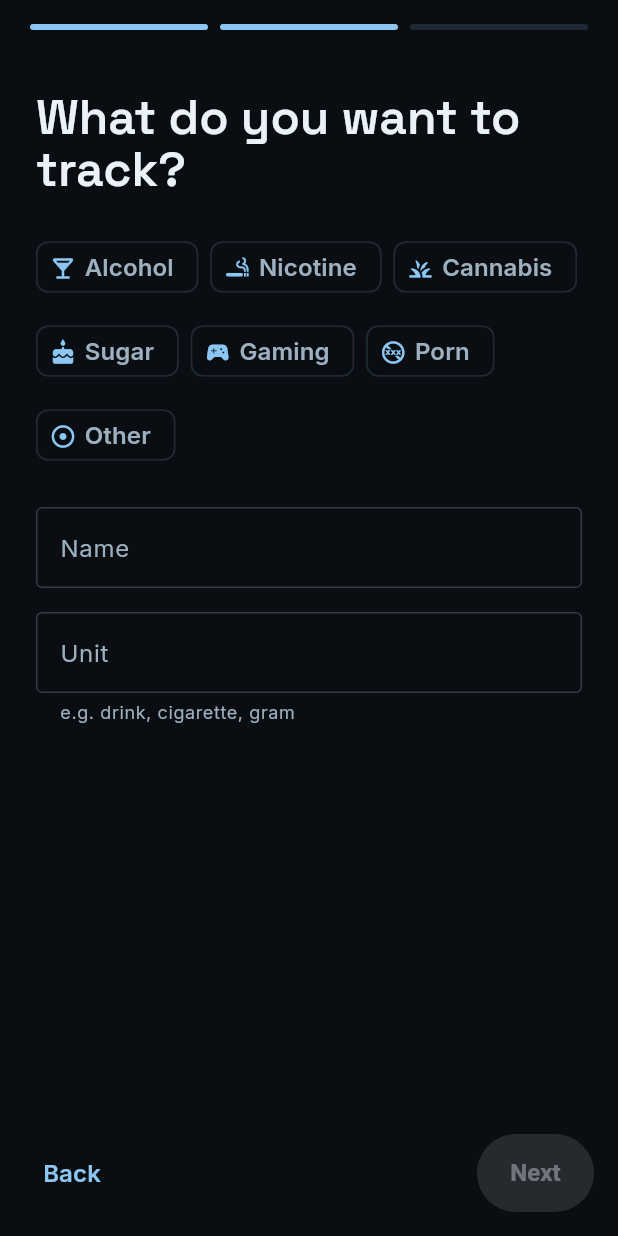
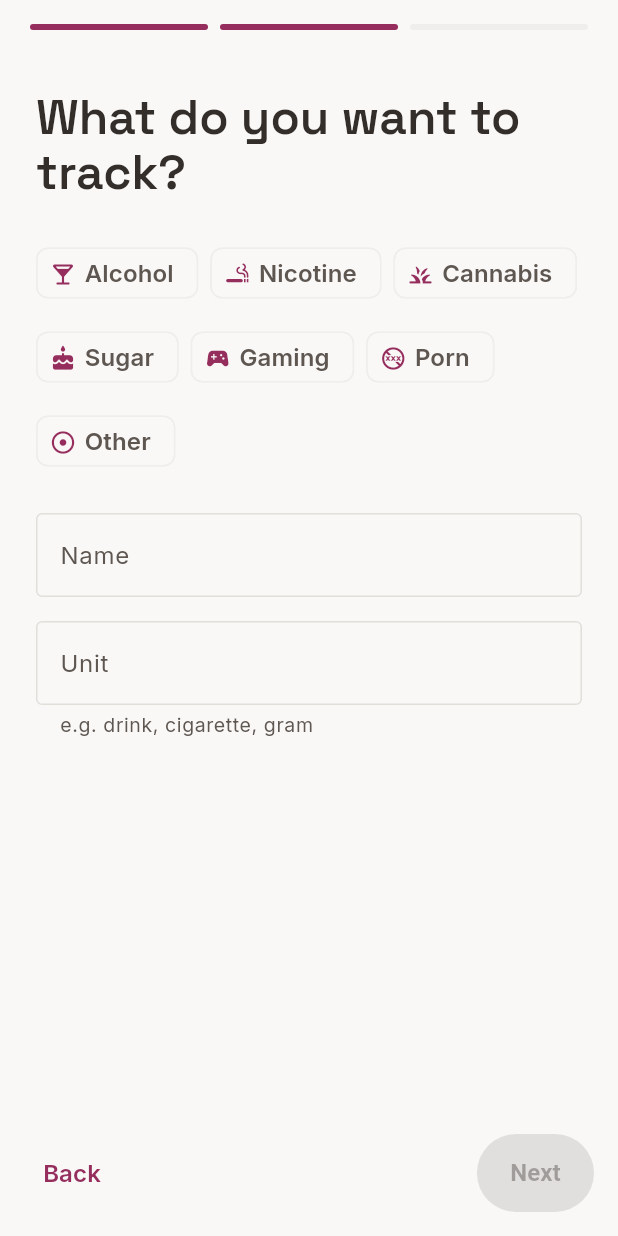
Before and after one commit to FeliceDesign/AbstinenzApp, a Flutter app: the screen it shows after launch, after a tap on "Next", on a phone screen of 412 x 824 dp. Run offline on Flutter 3.47's test engine with Material 3 defaults, Android fonts, the phone set to English and light mode, and no system bars; our stand-ins replace drift, fl_chart, flutter_local_notifications, flutter_riverpod, go_router, riverpod_annotation and 4 more; accounts and stored records are empty; generated files the repository leaves out were written again.

Commit message:
feat(phase9): rename to Chainless + light-first "dawn-berry" restyle + settings
Rename
- App is now "Chainless" everywhere user-facing (l10n title, onboarding,
  Android label, iOS display name). Package id stays clean_tracker.

Restyle (dawn-berry, per the style guide)
- tokens.dart rebuilt around a single palette (5 brand anchors + interpolated
  ends) and warm neutrals; AppColors names kept as the semantic layer so a
  palette swap only touches the palette.
- Light mode is now the default look (theme mode follows the system, with a
  manual override in settings). Interaction accent = berry (light) / sky
  (dark); achievement stays warm gold→sand; urge keeps berry.
- Cards: soft shadow in light, border in dark. Type scale tweaked (caption 13).

Settings (Phase 9, part 1)
- Settings screen: appearance (System/Light/Dark, persisted), calorie toggle,
  disclaimer + medical warning, privacy "stays on your device / no internet
  permission" note, and a double-confirmed "delete all data".
- Help & emergency-contacts screen (tap to dial), reachable from More/Settings.
- DataRepository.wipeAll(); persisted ThemeModeSetting notifier.

Co-Authored-By: Claude Opus 4.8 <noreply@anthropic.com>
Claude-Session: https://claude.ai/code/session_01J1wMTs4U292LZgDgP6oVDP

```diff
--- a/lib/app/app.dart
+++ b/lib/app/app.dart
@@ -3,12 +3,9 @@ import 'package:flutter_riverpod/flutter_riverpod.dart';
 
 import '../core/theme/app_theme.dart';
 import '../features/onboarding/domain/onboarding_gate.dart';
+import '../features/settings/presentation/settings_providers.dart';
 import '../l10n/app_localizations.dart';
 import 'router.dart';
-
-/// App-wide theme mode. Dark is the design default; persistence to
-/// shared_preferences is wired up in the settings phase.
-final themeModeProvider = StateProvider<ThemeMode>((ref) => ThemeMode.dark);
 
 /// The router is created once and kept alive for the app's lifetime.
 final routerProvider = Provider((ref) {
@@ -20,7 +17,7 @@ class CleanTrackerApp extends ConsumerWidget {
 
   @override
   Widget build(BuildContext context, WidgetRef ref) {
-    final ThemeMode mode = ref.watch(themeModeProvider);
+    final ThemeMode mode = ref.watch(themeModeSettingProvider);
     return MaterialApp.router(
       onGenerateTitle: (context) => AppLocalizations.of(context).appTitle,
       debugShowCheckedModeBanner: false,
--- a/lib/app/router.dart
+++ b/lib/app/router.dart
@@ -15,6 +15,8 @@ import '../features/motivation/presentation/future_letter_screen.dart';
 import '../features/motivation/presentation/motivation_screen.dart';
 import '../features/relapse/presentation/relapse_flow_screen.dart';
 import '../features/savings/presentation/calories_screen.dart';
+import '../features/settings/presentation/help_screen.dart';
+import '../features/settings/presentation/settings_screen.dart';
 import '../features/savings/presentation/savings_screen.dart';
 import '../features/stats/presentation/stats_screen.dart';
 import '../features/urge/presentation/urge_fab.dart';
@@ -94,6 +96,14 @@ GoRouter buildRouter(OnboardingGate gate) {
       GoRoute(
         path: '/milestones',
         builder: (context, state) => const MilestonesScreen(),
+      ),
+      GoRoute(
+        path: '/settings',
+        builder: (context, state) => const SettingsScreen(),
+      ),
+      GoRoute(
+        path: '/help',
+        builder: (context, state) => const HelpScreen(),
       ),
       StatefulShellRoute.indexedStack(
         builder: (context, state, navigationShell) =>
--- a/lib/core/theme/app_theme.dart
+++ b/lib/core/theme/app_theme.dart
@@ -4,16 +4,34 @@ import 'tokens.dart';
 
 /// Builds the app's [ThemeData] for light and dark.
 ///
-/// Rationale: `useMaterial3: true` is on, but the [ColorScheme] is defined by
-/// hand rather than via `ColorScheme.fromSeed`. Seed generation would tonally
-/// shift our fixed brand hexes and break the exact palette the designer
-/// specified, so we map each role explicitly. Trade-off: more verbose and we
-/// lose Material's automatic tonal harmony, but colour fidelity wins here.
+/// The "dawn-berry" system is **light-first**: light is the default look, dark
+/// is a full-featured option. The [ColorScheme] is mapped by hand from the
+/// semantic tokens (no `ColorScheme.fromSeed`, which would tonally shift the
+/// fixed palette). Interaction is the accent — berry in light, sky in dark;
+/// achievement stays warm (gold/sand); the urge flow keeps berry as its signal.
 class AppTheme {
   const AppTheme._();
 
+  static ThemeData light() => _build(
+        brightness: Brightness.light,
+        isLight: true,
+        bgBase: AppColors.lightBgBase,
+        surface: AppColors.lightBgSurface,
+        surfaceRaised: AppColors.lightBgSurfaceRaised,
+        surfaceHigh: AppColors.lightBgSurfaceHigh,
+        outline: AppColors.lightOutline,
+        outlineSubtle: AppColors.lightOutlineSubtle,
+        textPrimary: AppColors.lightTextPrimary,
+        textSecondary: AppColors.lightTextSecondary,
+        // Accent is berry in light mode (primary actions, links, active nav).
+        primary: AppColors.brandBerry,
+        onPrimary: AppColors.lightBgSurface,
+        scrim: AppColors.lightScrim,
+      );
+
   static ThemeData dark() => _build(
         brightness: Brightness.dark,
+        isLight: false,
         bgBase: AppColors.darkBgBase,
         surface: AppColors.darkBgSurface,
         surfaceRaised: AppColors.darkBgSurfaceRaised,
@@ -22,30 +40,15 @@ class AppTheme {
         outlineSubtle: AppColors.darkOutlineSubtle,
         textPrimary: AppColors.darkTextPrimary,
         textSecondary: AppColors.darkTextSecondary,
+        // Berry goes muddy on a dark ground, so the accent moves to sky.
         primary: AppColors.brandSky,
         onPrimary: AppColors.darkBgBase,
         scrim: AppColors.darkScrim,
       );
 
-  static ThemeData light() => _build(
-        brightness: Brightness.light,
-        bgBase: AppColors.lightBgBase,
-        surface: AppColors.lightBgSurface,
-        surfaceRaised: AppColors.lightBgSurfaceRaised,
-        surfaceHigh: AppColors.lightBgSurfaceHigh,
-        outline: AppColors.lightOutline,
-        outlineSubtle: AppColors.lightOutlineSubtle,
-        textPrimary: AppColors.lightTextPrimary,
-        textSecondary: AppColors.lightTextSecondary,
-        // brandSky is too light for text/icons on a light background, so the
-        // interactive role uses the darkened variant there.
-        primary: AppColors.brandSkyOnLight,
-        onPrimary: Colors.white,
-        scrim: AppColors.lightScrim,
-      );
-
   static ThemeData _build({
     required Brightness brightness,
+    required bool isLight,
     required Color bgBase,
     required Color surface,
     required Color surfaceRaised,
@@ -83,6 +86,20 @@ class AppTheme {
 
     final TextTheme textTheme = _textTheme(textPrimary, textSecondary);
 
+    // Light: a soft shadow, no hard border. Dark: a border, no shadow.
+    final CardThemeData cardTheme = CardThemeData(
+      color: surface,
+      surfaceTintColor: Colors.transparent,
+      elevation: isLight ? 1 : 0,
+      shadowColor: isLight ? const Color(0x14000000) : Colors.transparent,
+      shape: RoundedRectangleBorder(
+        borderRadius: BorderRadius.circular(AppRadius.lg),
+        side: isLight
+            ? BorderSide.none
+            : BorderSide(color: outlineSubtle),
+      ),
+    );
+
     return ThemeData(
       useMaterial3: true,
       brightness: brightness,
@@ -99,15 +116,7 @@ class AppTheme {
         centerTitle: false,
         titleTextStyle: textTheme.titleLarge,
       ),
-      cardTheme: CardThemeData(
-        color: surfaceRaised,
-        surfaceTintColor: Colors.transparent,
-        elevation: 0,
-        shape: RoundedRectangleBorder(
-          borderRadius: BorderRadius.circular(AppRadius.lg),
-          side: BorderSide(color: outlineSubtle),
-        ),
-      ),
+      cardTheme: cardTheme,
       dividerTheme: DividerThemeData(color: outlineSubtle, thickness: 1),
       navigationBarTheme: NavigationBarThemeData(
         backgroundColor: surface,
@@ -145,13 +154,13 @@ class AppTheme {
   }
 
   /// Type scale: display 56 / h1 32 / h2 24 / h3 20 / body 16 / bodySm 14 /
-  /// caption 12. Line height 1.0 for display, 1.4 for running text.
+  /// caption 13. Line height 1.05 for display, 1.5 for running text.
   static TextTheme _textTheme(Color primary, Color secondary) {
     return TextTheme(
       displayLarge: TextStyle(
         fontFamily: AppFonts.display,
         fontSize: 56,
-        height: 1.0,
+        height: 1.05,
         fontWeight: FontWeight.w600,
         color: primary,
         fontFeatures: AppFonts.tabular,
@@ -159,7 +168,7 @@ class AppTheme {
       headlineLarge: TextStyle(
         fontFamily: AppFonts.display,
         fontSize: 32,
-        height: 1.1,
+        height: 1.15,
         fontWeight: FontWeight.w600,
         color: primary,
       ),
@@ -173,19 +182,19 @@ class AppTheme {
       titleLarge: TextStyle(
         fontFamily: AppFonts.display,
         fontSize: 20,
-        height: 1.2,
+        height: 1.3,
         fontWeight: FontWeight.w600,
         color: primary,
       ),
       bodyLarge: TextStyle(
         fontSize: 16,
-        height: 1.4,
+        height: 1.5,
         fontWeight: FontWeight.w400,
         color: primary,
       ),
       bodyMedium: TextStyle(
         fontSize: 14,
-        height: 1.4,
+        height: 1.5,
         fontWeight: FontWeight.w400,
         color: secondary,
       ),
@@ -196,13 +205,13 @@ class AppTheme {
         color: primary,
       ),
       labelMedium: TextStyle(
-        fontSize: 12,
+        fontSize: 13,
         height: 1.0,
         fontWeight: FontWeight.w500,
         color: secondary,
       ),
       bodySmall: TextStyle(
-        fontSize: 12,
+        fontSize: 13,
         height: 1.4,
         fontWeight: FontWeight.w400,
         color: secondary,
--- a/lib/core/theme/tokens.dart
+++ b/lib/core/theme/tokens.dart
@@ -1,82 +1,112 @@
 import 'package:flutter/widgets.dart';
 
-/// Central design tokens for the app.
+/// Central design tokens.
 ///
-/// Rationale: the client is a media designer and explicitly does not want the
-/// Material default look. Every colour, radius and spacing value lives here so
-/// widgets never contain colour literals or magic numbers. This is the single
-/// source of truth for the brand.
+/// This is the "dawn-berry" system (see the style guide): **light-mode first**,
+/// warm neutrals, and a swappable palette. Everything colourful is derived from
+/// a single [_Palette] (the raw scale + warm neutrals); the [AppColors] members
+/// below are the *semantic* names widgets use, so a palette swap only touches
+/// [_Palette]. Interaction is the berry accent; achievement stays warm (gold →
+/// sand); the urge flow keeps berry as its focused signal.
 ///
-/// WCAG AA contrast notes (verified against the neutrals below):
-///  - textPrimary (#EAF2F8) on bgSurfaceRaised (#1A232E) -> ~13.9:1 (AAA)
-///  - textSecondary (#9DB0C0) on bgSurfaceRaised (#1A232E) -> ~6.8:1 (AA)
-///  - dark text (#10171F) on brandGold (#F2D197) -> ~13.3:1 (AAA)
-///  - dark text (#10171F) on brandSand (#E9BA90) -> ~11.6:1 (AAA)
-///  - white (#EAF2F8) on brandBerry (#952D5D) -> ~6.4:1 (AA)
+/// WCAG AA notes (light mode, the default):
+///  - textPrimary (#332E2A) on bg (#F9F8F7) -> ~11.6:1 (AAA)
+///  - textSecondary (#5E5650) on surface (#FFFFFF) -> ~7.0:1 (AA)
+///  - white (#FFFFFF) on accent/berry (#952D5D) -> ~7.4:1 (AA)
+///  - dark text (#332E2A) on gold (#F2D197) -> ~9.9:1 (AAA)
+/// Dark mode:
+///  - textPrimary (#F9F8F7) on bg (#0F0D0C) -> ~17:1 (AAA)
+///  - dark text (#0F0D0C) on sky accent (#8CC6F2) -> ~9.7:1 (AAA)
+class _Palette {
+  const _Palette._();
+
+  // Scale — 5 brand anchors (200/300/400/500/700) + interpolated ends.
+  static const Color scale50 = Color(0xFFF7FBFD);
+  static const Color scale100 = Color(0xFFE8F5FC);
+  static const Color scale200 = Color(0xFFBCE1F6); // sky light
+  static const Color scale300 = Color(0xFF8CC6F2); // sky
+  static const Color scale400 = Color(0xFFF2D197); // gold
+  static const Color scale500 = Color(0xFFE9BA90); // sand
+  static const Color scale600 = Color(0xFFC77A6E); // warm rose
+  static const Color scale700 = Color(0xFF952D5D); // berry
+  static const Color scale800 = Color(0xFF6E2246);
+  static const Color scale900 = Color(0xFF3D1329);
+
+  // Warm neutrals (replace the old blue-tinted dark-first neutrals).
+  static const Color n0 = Color(0xFFFFFFFF);
+  static const Color n50 = Color(0xFFF9F8F7);
+  static const Color n100 = Color(0xFFF0EEEC);
+  static const Color n200 = Color(0xFFE2DEDA);
+  static const Color n400 = Color(0xFF9C948C);
+  static const Color n600 = Color(0xFF5E5650);
+  static const Color n800 = Color(0xFF332E2A);
+  static const Color n950 = Color(0xFF0F0D0C);
+}
+
 class AppColors {
   const AppColors._();
 
-  // --- Brand palette (fixed, never altered) ---------------------------------
-  /// Light surface, chart fills, onboarding illustration, light-mode tint.
-  static const Color brandSkyLight = Color(0xFFBCE1F6);
+  // --- Brand palette (semantic aliases onto the scale) ----------------------
+  /// Light sky — soft highlights, progress tracks, chart fills.
+  static const Color brandSkyLight = _Palette.scale200;
 
-  /// Primary. Interactive elements, links, focus rings, active nav items.
-  static const Color brandSky = Color(0xFF8CC6F2);
+  /// Sky — the dark-mode accent (interaction).
+  static const Color brandSky = _Palette.scale300;
 
-  /// Darkened primary for light mode (brandSky is too light for text there).
-  /// Derived from brandSky keeping hue, per design directive.
+  /// Darkened sky for the rare "sky as text on a light surface" need.
   static const Color brandSkyOnLight = Color(0xFF2B7FBF);
 
-  /// Success / progress. Streak ticker, milestone rings, achieved goals.
-  static const Color brandGold = Color(0xFFF2D197);
+  /// Gold — achievement / progress. Streak ticker, milestone rings.
+  static const Color brandGold = _Palette.scale400;
 
-  /// Secondary warm. Gradient partner to gold, mood scale top, saving goals.
-  static const Color brandSand = Color(0xFFE9BA90);
+  /// Sand — warm secondary, gradient partner to gold.
+  static const Color brandSand = _Palette.scale500;
 
-  /// Signal colour, exclusively for the urge button and its flow.
-  static const Color brandBerry = Color(0xFF952D5D);
+  /// Berry — the light-mode accent (primary actions) and the urge signal.
+  static const Color brandBerry = _Palette.scale700;
 
-  /// Technical error/validation only (desaturated berry). Never for behaviour.
-  static const Color error = Color(0xFFC4576F);
+  /// Semantic status colours, fixed independent of palette.
+  static const Color success = Color(0xFF6FA97C);
+  static const Color error = Color(0xFFC7554A);
 
-  // --- Dark neutrals (default theme) ----------------------------------------
-  static const Color darkBgBase = Color(0xFF0A0E13);
-  static const Color darkBgSurface = Color(0xFF121922);
-  static const Color darkBgSurfaceRaised = Color(0xFF1A232E);
-  static const Color darkBgSurfaceHigh = Color(0xFF232F3C);
-  static const Color darkOutline = Color(0xFF2E3B49);
-  static const Color darkOutlineSubtle = Color(0xFF1F2933);
-  static const Color darkTextPrimary = Color(0xFFEAF2F8);
-  static const Color darkTextSecondary = Color(0xFF9DB0C0);
-  static const Color darkTextTertiary = Color(0xFF67788A);
+  // --- Light neutrals (default theme) ---------------------------------------
+  static const Color lightBgBase = _Palette.n50;
+  static const Color lightBgSurface = _Palette.n0;
+  static const Color lightBgSurfaceRaised = _Palette.n100;
+  static const Color lightBgSurfaceHigh = _Palette.n200;
+  static const Color lightOutline = _Palette.n200;
+  static const Color lightOutlineSubtle = _Palette.n100;
+  static const Color lightTextPrimary = _Palette.n800;
+  static const Color lightTextSecondary = _Palette.n600;
+  static const Color lightTextTertiary = _Palette.n400;
 
-  // --- Light neutrals -------------------------------------------------------
-  static const Color lightBgBase = Color(0xFFF6FAFD);
-  static const Color lightBgSurface = Color(0xFFFFFFFF);
-  static const Color lightBgSurfaceRaised = Color(0xFFEFF6FB);
-  static const Color lightBgSurfaceHigh = Color(0xFFE4EEF6);
-  static const Color lightOutline = Color(0xFFD3E1EC);
-  static const Color lightOutlineSubtle = Color(0xFFE1EBF3);
-  static const Color lightTextPrimary = Color(0xFF10171F);
-  static const Color lightTextSecondary = Color(0xFF4A5C6D);
-  static const Color lightTextTertiary = Color(0xFF7C8B9A);
+  // --- Dark neutrals (warm, full-featured option) ---------------------------
+  static const Color darkBgBase = _Palette.n950;
+  static const Color darkBgSurface = _Palette.n800;
+  static const Color darkBgSurfaceRaised = Color(0xFF221E1B);
+  static const Color darkBgSurfaceHigh = Color(0xFF2A2521);
+  static const Color darkOutline = Color(0xFF3A342F);
+  static const Color darkOutlineSubtle = Color(0xFF2A2521);
+  static const Color darkTextPrimary = _Palette.n50;
+  static const Color darkTextSecondary = _Palette.n400;
+  static const Color darkTextTertiary = Color(0xFF7A716A);
 
-  /// Scrim used for modal overlays (72% of bgBase).
-  static Color darkScrim = const Color(0xFF0A0E13).withValues(alpha: 0.72);
-  static Color lightScrim = const Color(0xFF10171F).withValues(alpha: 0.45);
+  /// Scrims used for modal overlays.
+  static Color darkScrim = _Palette.n950.withValues(alpha: 0.72);
+  static Color lightScrim = _Palette.n800.withValues(alpha: 0.45);
 
   // --- Mood ramp (1..5). Ordinal, cool-muted -> warm-bright. Never colour ---
   // alone: always paired with a face icon (see mood feature / A11y rule).
   static const List<Color> mood = <Color>[
-    Color(0xFF4A5566), // 1
-    Color(0xFF6E7B85), // 2
-    Color(0xFFA9968A), // 3
-    Color(0xFFE9BA90), // 4 (brandSand)
-    Color(0xFFF2D197), // 5 (brandGold)
+    Color(0xFF6E7B85), // 1 cool, muted
+    Color(0xFF9AA0A0), // 2
+    Color(0xFFC9B29E), // 3
+    _Palette.scale500, // 4 (sand)
+    _Palette.scale400, // 5 (gold)
   ];
 }
 
-/// Spacing scale, strict 4px base.
+/// Spacing scale, strict 4px base: 4/8/12/16/24/32/48/64.
 class AppSpacing {
   const AppSpacing._();
   static const double xs = 4;
@@ -113,6 +143,10 @@ class AppMotion {
 }
 
 /// Font families (bundled locally, no network fetch — see assets/fonts).
+///
+/// The style guide favours "General Sans" for display; to keep the app fully
+/// offline we stay with the already-bundled Space Grotesk, which shares the
+/// same friendly-geometric character.
 class AppFonts {
   const AppFonts._();
 
--- /dev/null
+++ b/lib/features/settings/presentation/settings_providers.dart
@@ -0,0 +1,34 @@
+import 'package:flutter/material.dart';
+import 'package:riverpod_annotation/riverpod_annotation.dart';
+
+import '../../../core/db/database_provider.dart';
+import '../../../core/prefs/preferences_provider.dart';
+import '../data/data_repository.dart';
+
+part 'settings_providers.g.dart';
+
+@riverpod
+DataRepository dataRepository(DataRepositoryRef ref) =>
+    DataRepository(ref.watch(databaseProvider));
+
+/// The app's theme mode. Defaults to following the system (light-first per the
+/// style guide — the OS decides, with a manual override here). Persisted.
+@riverpod
+class ThemeModeSetting extends _$ThemeModeSetting {
+  static const String _key = 'theme_mode';
+
+  @override
+  ThemeMode build() {
+    final String? v = ref.watch(sharedPreferencesProvider).getString(_key);
+    return switch (v) {
+      'light' => ThemeMode.light,
+      'dark' => ThemeMode.dark,
+      _ => ThemeMode.system,
+    };
+  }
+
+  Future<void> set(ThemeMode mode) async {
+    await ref.read(sharedPreferencesProvider).setString(_key, mode.name);
+    state = mode;
+  }
+}
```
Also changed, not shown: lib/features/more/presentation/more_screen.dart (+13 -0 lines), lib/features/settings/data/data_repository.dart (added, +26 -0 lines), lib/features/settings/presentation/help_screen.dart (added, +69 -0 lines), lib/features/settings/presentation/settings_screen.dart (added, +221 -0 lines), lib/l10n/app_de.arb (+28 -3 lines), lib/l10n/app_en.arb (+28 -3 lines), 3 other files.
